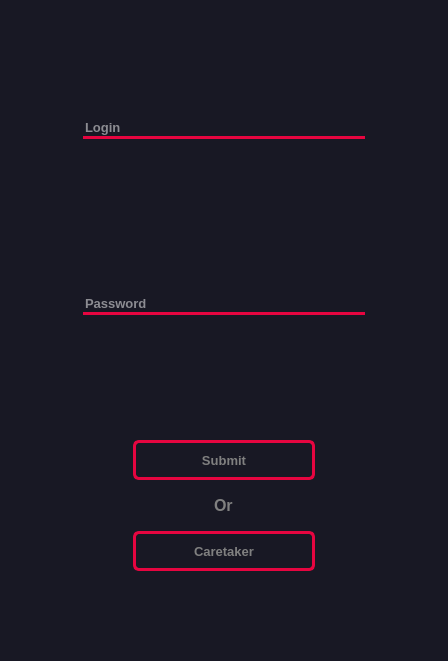
This is qt_login_interface.ui in Kimiroshi/Dante as Qt 5 draws it before an edit. The edited form follows.
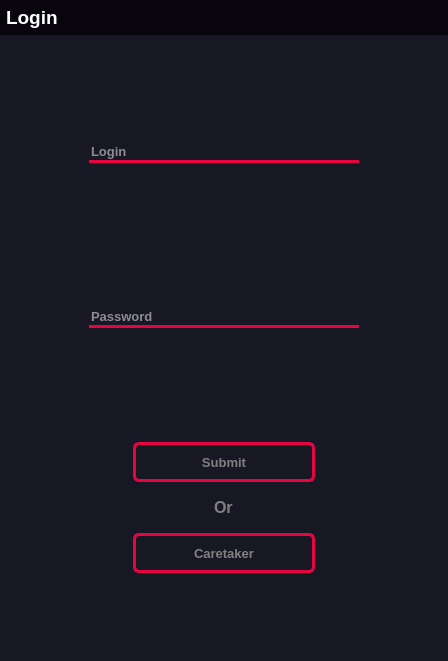
This is the edited form. Icons and pictures are not drawn.

Patch:
```diff
--- a/qt_login_interface.ui
+++ b/qt_login_interface.ui
@@ -28,7 +28,193 @@
     <string notr="true">background-color: rgb(24, 24, 36)</string>
    </property>
    <layout class="QVBoxLayout" name="verticalLayout">
-    <item alignment="Qt::AlignHCenter">
+    <property name="spacing">
+     <number>0</number>
+    </property>
+    <property name="leftMargin">
+     <number>0</number>
+    </property>
+    <property name="topMargin">
+     <number>0</number>
+    </property>
+    <property name="rightMargin">
+     <number>0</number>
+    </property>
+    <property name="bottomMargin">
+     <number>0</number>
+    </property>
+    <item alignment="Qt::AlignTop">
+     <widget class="QFrame" name="frame_5">
+      <property name="styleSheet">
+       <string notr="true">background-color: rgb(9, 5, 13)</string>
+      </property>
+      <property name="frameShape">
+       <enum>QFrame::StyledPanel</enum>
+      </property>
+      <property name="frameShadow">
+       <enum>QFrame::Raised</enum>
+      </property>
+      <layout class="QHBoxLayout" name="horizontalLayout">
+       <property name="spacing">
+        <number>6</number>
+       </property>
+       <property name="leftMargin">
+        <number>6</number>
+       </property>
+       <property name="topMargin">
+        <number>6</number>
+       </property>
+       <property name="rightMargin">
+        <number>6</number>
+       </property>
+       <property name="bottomMargin">
+        <number>6</number>
+       </property>
+       <item>
+        <widget class="QFrame" name="frame_7">
+         <property name="frameShape">
+          <enum>QFrame::StyledPanel</enum>
+         </property>
+         <property name="frameShadow">
+          <enum>QFrame::Raised</enum>
+         </property>
+         <layout class="QHBoxLayout" name="horizontalLayout_3">
+          <property name="spacing">
+           <number>0</number>
+          </property>
+          <property name="leftMargin">
+           <number>0</number>
+          </property>
+          <property name="topMargin">
+           <number>0</number>
+          </property>
+          <property name="rightMargin">
+           <number>0</number>
+          </property>
+          <property name="bottomMargin">
+           <number>0</number>
+          </property>
+          <item>
+           <widget class="QLabel" name="label">
+            <property name="font">
+             <font>
+              <pointsize>14</pointsize>
+              <weight>75</weight>
+              <bold>true</bold>
+             </font>
+            </property>
+            <property name="styleSheet">
+             <string notr="true">color: white
+</string>
+            </property>
+            <property name="text">
+             <string>Login</string>
+            </property>
+           </widget>
+          </item>
+         </layout>
+        </widget>
+       </item>
+       <item alignment="Qt::AlignRight|Qt::AlignTop">
+        <widget class="QFrame" name="frame_6">
+         <property name="frameShape">
+          <enum>QFrame::StyledPanel</enum>
+         </property>
+         <property name="frameShadow">
+          <enum>QFrame::Raised</enum>
+         </property>
+         <layout class="QHBoxLayout" name="horizontalLayout_2">
+          <property name="spacing">
+           <number>0</number>
+          </property>
+          <property name="leftMargin">
+           <number>0</number>
+          </property>
+          <property name="topMargin">
+           <number>0</number>
+          </property>
+          <property name="rightMargin">
+           <number>0</number>
+          </property>
+          <property name="bottomMargin">
+           <number>0</number>
+          </property>
+          <item>
+           <widget class="QPushButton" name="minimize_window_button">
+            <property name="cursor">
+             <cursorShape>PointingHandCursor</cursorShape>
+            </property>
+            <property name="text">
+             <string/>
+            </property>
+            <property name="icon">
+             <iconset>
+              <normaloff>qt_icons/arrow-down-left.svg</normaloff>qt_icons/arrow-down-left.svg</iconset>
+            </property>
+           </widget>
+          </item>
+          <item>
+           <widget class="QPushButton" name="restore_window_button">
+            <property name="cursor">
+             <cursorShape>PointingHandCursor</cursorShape>
+            </property>
+            <property name="text">
+             <string/>
+            </property>
+            <property name="icon">
+             <iconset>
+              <normaloff>qt_icons/maximize-2.svg</normaloff>qt_icons/maximize-2.svg</iconset>
+            </property>
+           </widget>
+          </item>
+          <item>
+           <widget class="QPushButton" name="close_window_button">
+            <property name="cursor">
+             <cursorShape>PointingHandCursor</cursorShape>
+            </property>
+            <property name="text">
+             <string/>
+            </property>
+            <property name="icon">
+             <iconset>
+              <normaloff>qt_icons/x.svg</normaloff>qt_icons/x.svg</iconset>
+            </property>
+           </widget>
+          </item>
+         </layout>
+        </widget>
+       </item>
+      </layout>
+     </widget>
+    </item>
+    <item>
+     <widget class="QFrame" name="frame_4">
+      <property name="sizePolicy">
+       <sizepolicy hsizetype="Preferred" vsizetype="Expanding">
+        <horstretch>0</horstretch>
+        <verstretch>0</verstretch>
+       </sizepolicy>
+      </property>
+      <property name="minimumSize">
+       <size>
+        <width>0</width>
+        <height>0</height>
+       </size>
+      </property>
+      <property name="maximumSize">
+       <size>
+        <width>16777215</width>
+        <height>16777215</height>
+       </size>
+      </property>
+      <property name="frameShape">
+       <enum>QFrame::StyledPanel</enum>
+      </property>
+      <property name="frameShadow">
+       <enum>QFrame::Raised</enum>
+      </property>
+      <layout class="QVBoxLayout" name="verticalLayout_5">
+       <item>
      <widget class="QFrame" name="frame">
       <property name="sizePolicy">
        <sizepolicy hsizetype="Preferred" vsizetype="Preferred">
@@ -61,8 +247,14 @@
        <enum>QFrame::Raised</enum>
       </property>
       <layout class="QVBoxLayout" name="verticalLayout_2">
-       <item>
+          <item alignment="Qt::AlignHCenter">
         <widget class="QLineEdit" name="login_edit">
+            <property name="minimumSize">
+             <size>
+              <width>270</width>
+              <height>0</height>
+             </size>
+            </property>
          <property name="font">
           <font>
            <pointsize>10</pointsize>
@@ -82,7 +274,7 @@
       </layout>
      </widget>
     </item>
-    <item alignment="Qt::AlignHCenter">
+       <item>
      <widget class="QFrame" name="frame_2">
       <property name="minimumSize">
        <size>
@@ -103,8 +295,14 @@
        <enum>QFrame::Raised</enum>
       </property>
       <layout class="QVBoxLayout" name="verticalLayout_3">
-       <item>
+          <item alignment="Qt::AlignHCenter">
         <widget class="QLineEdit" name="password_edit">
+            <property name="minimumSize">
+             <size>
+              <width>270</width>
+              <height>0</height>
+             </size>
+            </property>
          <property name="font">
           <font>
            <pointsize>10</pointsize>
@@ -232,6 +430,31 @@
         </widget>
        </item>
       </layout>
+        </widget>
+       </item>
+      </layout>
+     </widget>
+    </item>
+    <item alignment="Qt::AlignRight|Qt::AlignBottom">
+     <widget class="QFrame" name="frame_8">
+      <property name="minimumSize">
+       <size>
+        <width>10</width>
+        <height>10</height>
+       </size>
+      </property>
+      <property name="maximumSize">
+       <size>
+        <width>10</width>
+        <height>10</height>
+       </size>
+      </property>
+      <property name="frameShape">
+       <enum>QFrame::StyledPanel</enum>
+      </property>
+      <property name="frameShadow">
+       <enum>QFrame::Raised</enum>
+      </property>
      </widget>
     </item>
    </layout>
```
Lines whose indentation alone changed are shown as unchanged.
